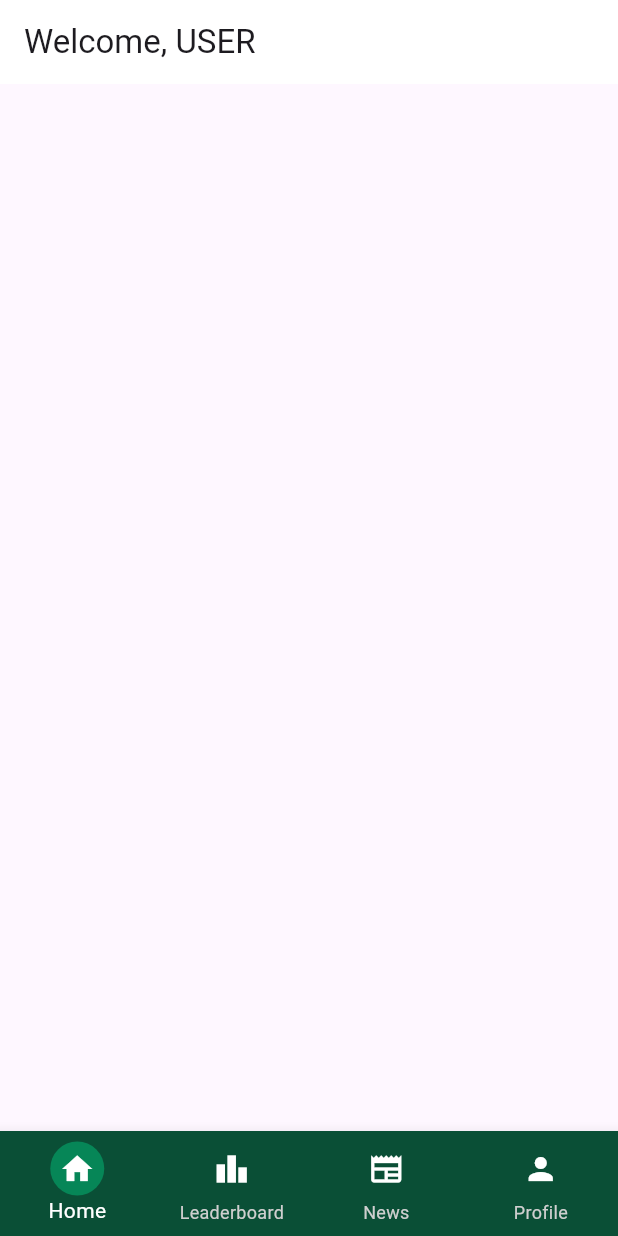
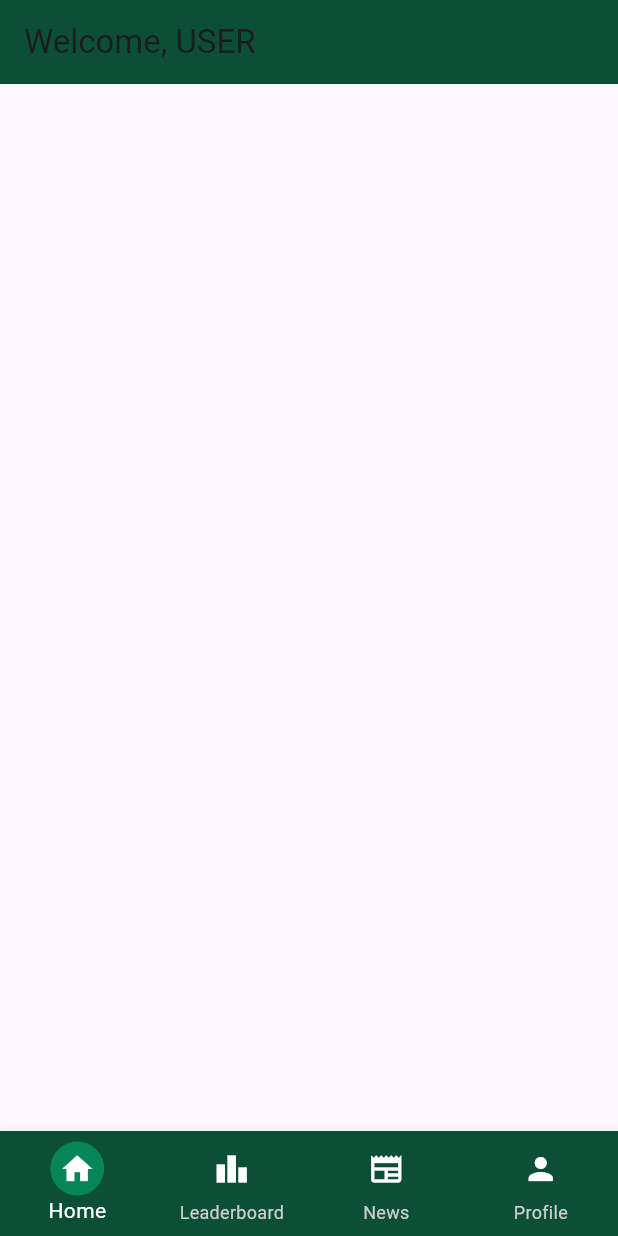
Before and after one commit to CR1SI/CarbonFootPrinters, a Flutter app: the screen it shows after launch, on a phone screen of 412 x 824 dp. Run offline on Flutter 3.47's test engine with Material 3 defaults, Android fonts, the light colour scheme and no system bars.

Commit message:
Update home_screen.dart

```diff
--- a/front-end/carbon_foot_printer/lib/home_screen.dart
+++ b/front-end/carbon_foot_printer/lib/home_screen.dart
@@ -8,7 +8,7 @@ class HomeScreen extends StatelessWidget {
     return Scaffold(
 appBar: AppBar(
 title: Text('Welcome, USER'),
-backgroundColor: const Color.fromARGB(255, 255, 255, 255),
+backgroundColor: const Color.fromARGB(255, 10, 79, 54),
 ),
     );
   }
```
